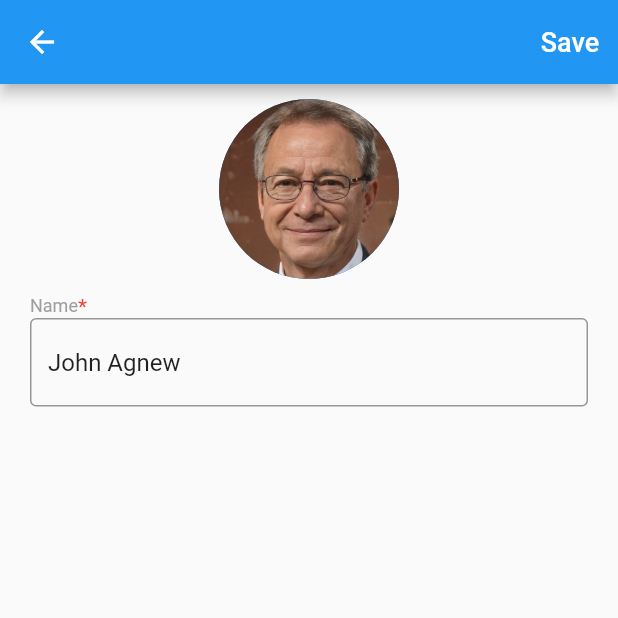
After one commit to AndreyMokryj/radency-task3, a Flutter app: the screen it shows after launch, after a tap on "JA", on a phone screen of 412 x 824 dp, the top half of it. The commit adds this screen. Run offline on Flutter 3.47's test engine with Material 2 defaults, Android fonts, the phone set to English and light mode, and no system bars.

Commit message:
Edit name draft

```diff
--- a/lib/contact_widget.dart
+++ b/lib/contact_widget.dart
@@ -39,13 +39,18 @@ class _ContactWidgetState extends State<ContactWidget> {
             });
           },
         ),
-        CircleAvatar(
-          radius: 25,
-          foregroundImage: (user.image ?? "").isNotEmpty ? AssetImage(user.image) : null,
-          child: Text(
-            user.getInitials(),
-            style: initialsStyle,
+        GestureDetector(
+          child: CircleAvatar(
+            radius: 25,
+            foregroundImage: (user.image ?? "").isNotEmpty ? AssetImage(user.image) : null,
+            child: Text(
+              user.getInitials(),
+              style: initialsStyle,
+            ),
           ),
+          onTap: (){
+            Navigator.of(context).pushNamed("/edit", arguments: user);
+          },
         ),
         SizedBox(
           width: 15,
--- /dev/null
+++ b/lib/edit_contact.dart
@@ -0,0 +1,117 @@
+import 'package:flutter/cupertino.dart';
+import 'package:flutter/material.dart';
+import 'package:radency_task3/main.dart';
+import 'package:radency_task3/model/contact.dart';
+import 'package:radency_task3/styles.dart';
+
+class EditContactPage extends StatefulWidget{
+  final Contact user;
+
+  const EditContactPage({Key key, this.user}) : super(key: key);
+
+  @override
+  _EditContactPageState createState() => _EditContactPageState();
+}
+
+class _EditContactPageState extends State<EditContactPage> {
+  final GlobalKey<FormState> _formKey = new GlobalKey<FormState>();
+
+  Contact user;
+
+  @override
+  void initState() {
+    user = widget.user;
+  }
+
+  @override
+  Widget build(BuildContext context) {
+    return Scaffold(
+      appBar: AppBar(
+        actions: [TextButton(
+          child: Text(
+            "Save",
+            style: buttonTextStyle,
+          ),
+          // onPressed: (){
+          //   setState(() {
+          //     contacts.firstWhere((element) => user.id == element.id).copyFrom(user);
+          //   });
+          //   Navigator.of(context).pop();
+          // },
+
+          onPressed: _submit,
+        )],
+      ),
+      body: SingleChildScrollView(
+        padding: EdgeInsets.symmetric(
+          horizontal: 20
+        ),
+        child: Column(
+          crossAxisAlignment: CrossAxisAlignment.stretch,
+          children: [
+            SizedBox(
+              height: 10,
+            ),
+            Align(
+              child: CircleAvatar(
+                radius: 60,
+                foregroundImage: (user.image ?? "").isNotEmpty ? AssetImage(user.image) : null,
+                child: Text(
+                  user.getInitials(),
+                  style: initialsStyle,
+                ),
+              ),
+            ),
+            SizedBox(
+              height: 10,
+            ),
+            Form(
+              key: _formKey,
+              child: Column(
+                children: [
+                  Container(
+                    child: Row(
+                      children: [
+                        Text(
+                          "Name",
+                          style: companyStyle,
+                        ),
+                        Text(
+                          "*",
+                          style: TextStyle(
+                            color: Colors.red,
+                          ),
+                        ),
+                      ],
+                    ),
+                  ),
+                  TextFormField(
+                    initialValue: user.name,
+                    decoration: AppDecoration(),
+                    onSaved: (val) => user.name = val,
+                  ),
+                ],
+              ),
+            ),
+          ],
+        ),
+      ),
+    );
+  }
+
+  void _submit() {
+    final FormState form = _formKey.currentState;
+    if (form.validate()) {
+      form.save();
+      setState(() {
+        contacts.firstWhere((element) => user.id == element.id).copyFrom(user);
+      });
+      Navigator.of(context).pop();
+    }
+    else {
+      setState(() {
+        // validate = true;
+      });
+    }
+  }
+}
--- a/lib/main.dart
+++ b/lib/main.dart
@@ -1,5 +1,6 @@
 import 'package:flutter/material.dart';
 import 'package:radency_task3/contact_widget.dart';
+import 'package:radency_task3/edit_contact.dart';
 import 'package:radency_task3/model/contact.dart';
 import 'package:radency_task3/styles.dart';
 
@@ -16,7 +17,14 @@ class MyApp extends StatelessWidget {
       theme: ThemeData(
         primarySwatch: Colors.blue,
       ),
-      home: MyHomePage(title: 'Contacts'),
+      // home: MyHomePage(title: 'Contacts'),
+      initialRoute: "/",
+      routes: {
+        '/': (context) => MyHomePage(title: 'Contacts',),
+        '/edit': (context) => EditContactPage(
+          user: ModalRoute.of(context).settings.arguments,
+        ),
+      },
     );
   }
 }
--- a/lib/model/contact.dart
+++ b/lib/model/contact.dart
@@ -6,8 +6,9 @@ class Contact {
   String company;
   String image;
   bool favourite;
+  String bio;
 
-  Contact({this.name, this.company, this.image, this.favourite = false});
+  Contact({this.name, this.company, this.image, this.favourite = false, this.bio});
 
   String getLastName(){
     String name1 = name.trim();
@@ -24,4 +25,14 @@ class Contact {
     String lastName = getLastName();
     return name.trim()[0] + (lastName != name.trim() ? lastName[0] : "");
   }
+
+  void copyFrom(Contact another){
+    name = another.name;
+    company = another.company;
+    bio = another.bio;
+
+    // Currently not used
+    favourite = another.favourite;
+    image = another.image;
+  }
 }
--- a/lib/styles.dart
+++ b/lib/styles.dart
@@ -17,3 +17,38 @@ const letterStyle = TextStyle(
 const initialsStyle = TextStyle(
   fontSize: 18,
 );
+
+const buttonTextStyle = TextStyle(
+  fontSize: 18,
+  color: Colors.white,
+);
+
+const formTextStyle = TextStyle(
+  fontSize: 16,
+  color: Color.fromRGBO(50, 50, 50, 1.0)
+);
+
+
+class AppDecoration extends InputDecoration {
+  const AppDecoration({
+    String labelText,
+    String hintText,
+    bool hasFloatingPlaceholder,
+    EdgeInsetsGeometry contentPadding,
+    String prefixText,
+  }) : super(
+    contentPadding: contentPadding,
+    floatingLabelBehavior: (hasFloatingPlaceholder ?? false) ? FloatingLabelBehavior.never : FloatingLabelBehavior.always,
+    border: const OutlineInputBorder(borderSide: BorderSide(color: Color.fromRGBO(150, 150, 150, 1.0))),
+    enabledBorder: const OutlineInputBorder(borderSide: BorderSide(color: Color.fromRGBO(150, 150, 150, 1.0))),
+    focusedBorder: const OutlineInputBorder(borderSide: BorderSide(color: Colors.blue)),
+    focusedErrorBorder: const OutlineInputBorder(borderSide: BorderSide(width: 2, color: Colors.blue)),
+
+    labelText: labelText,
+    hintText: hintText,
+    labelStyle: const TextStyle(fontFamily: 'SF UI Text', fontSize: 14, color: Color.fromRGBO(128, 128, 128, 1.0)),
+    hintStyle: const TextStyle(fontFamily: 'SF UI Text', fontSize: 14, color: Color.fromRGBO(204, 204, 204, 1.0)),
+    prefixText: prefixText,
+    prefixStyle: formTextStyle
+  );
+}
```
